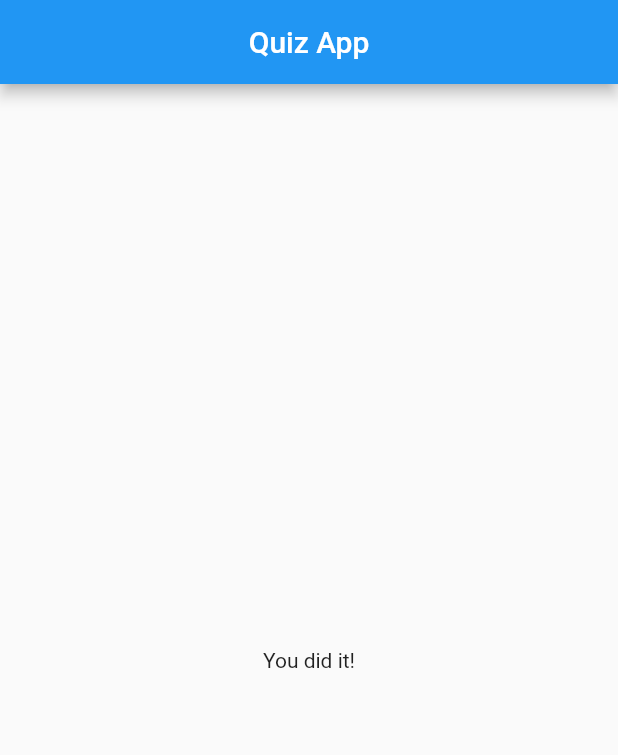
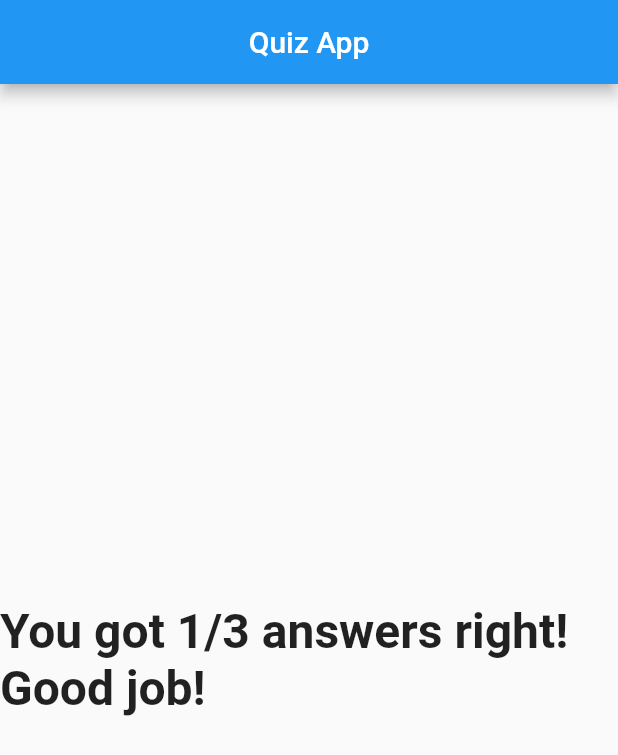
Before and after one commit to mmarolin/quiz-app-flutter, a Flutter app: the screen it shows after launch, after a tap on "2015", after a tap on "IBM", after a tap on "Dart", on a phone screen of 412 x 824 dp. Shown: the top 755 px of the screen. Run offline on Flutter 3.47's test engine with Material 2 defaults, Android fonts, the phone set to English and light mode, and no system bars.

```diff
--- a/lib/main.dart
+++ b/lib/main.dart
@@ -16,25 +16,44 @@ class _MyAppState extends State<MyApp> {
   final _questions = const [
     {
       'questionText': 'When was the initial release of Flutter?',
-      'answers': ['2015', '2018', '2017', '2016']
+      'answers': [
+        {'text': '2015', 'score': 0},
+        {'text': '2018', 'score': 0},
+        {'text': '2017', 'score': 1},
+        {'text': '2016', 'score': 0}
+      ]
     },
     {
       'questionText': 'Who developed Flutter?',
-      'answers': ['Google', 'Apple', 'Amazon', 'IBM']
+      'answers': [
+        {'text': 'IBM', 'score': 0},
+        {'text': 'Amazon', 'score': 0},
+        {'text': 'Apple', 'score': 0},
+        {'text': 'Google', 'score': 1}
+      ]
     },
     {
       'questionText': 'In which language is Flutter written in?',
-      'answers': ['Java', 'C#', 'PHP', 'Dart']
+      'answers': [
+        {'text': 'Java', 'score': 0},
+        {'text': 'Dart', 'score': 1},
+        {'text': 'C#', 'score': 0},
+        {'text': 'PHP', 'score': 0}
+      ]
     },
   ];
 
   var _questionIndex = 0;
+  var _totalScore = 0;
 
-  void _answerQuestion() {
+  void _answerQuestion(int score) {
+    _totalScore += score;
+
     setState(() {
       _questionIndex += 1;
     });
     print(_questionIndex);
+    print(_totalScore);
   }
 
   @override
@@ -53,7 +72,7 @@ class _MyAppState extends State<MyApp> {
                 questionIndex: _questionIndex,
                 questions: _questions,
               )
-            : Result(),
+            : Result(_totalScore),
       ),
     );
   }
--- a/lib/quiz.dart
+++ b/lib/quiz.dart
@@ -6,7 +6,7 @@ import './answer.dart';
 class Quiz extends StatelessWidget {
   final List<Map<String, Object>> questions;
   final int questionIndex;
-  final VoidCallback answerQuestion;
+  final Function answerQuestion;
 
   Quiz(
       {required this.questions,
@@ -20,8 +20,10 @@ class Quiz extends StatelessWidget {
         Question(
           questions[questionIndex]['questionText'] as String,
         ),
-        ...(questions[questionIndex]['answers'] as List<String>).map((answer) {
-          return Answer(answerQuestion, answer);
+        ...(questions[questionIndex]['answers'] as List<Map<String, Object>>)
+            .map((answer) {
+          return Answer(
+              () => answerQuestion(answer['score']), answer['text'] as String);
         }).toList(),
       ],
     );
--- a/lib/result.dart
+++ b/lib/result.dart
@@ -1,10 +1,17 @@
 import 'package:flutter/material.dart';
 
 class Result extends StatelessWidget {
+  final int resultScore;
+
+  Result(this.resultScore);
+
   @override
   Widget build(BuildContext context) {
     return Center(
-      child: Text('You did it!'),
+      child: Text(
+        'You got ${resultScore}/3 answers right! Good job!',
+        style: TextStyle(fontSize: 32, fontWeight: FontWeight.bold),
+      ),
     );
   }
 }
--- a/pubspec.yaml
+++ b/pubspec.yaml
@@ -18,7 +18,7 @@ publish_to: "none" # Remove this line if you wish to publish to pub.dev
 version: 1.0.0+1
 
 environment:
-  sdk: ">=2.12.0 <3.0.0"
+  sdk: ">=2.13.0 <3.0.0"
 
 dependencies:
   flutter:
```
